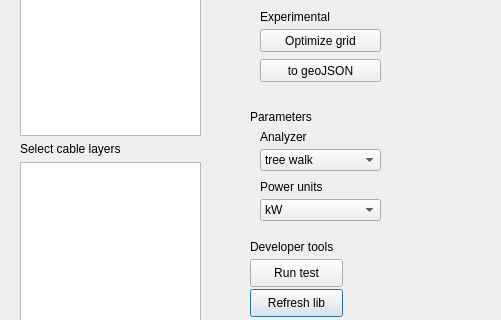
Before: the Qt Designer form nopywer_plugin/nopywer_plugin_dialog_base.ui in vfinel/nopywer_qgis_plugin, drawn with Qt 5; both pictures show x 0 to 501 and y 91 to 411 of the 501 by 542 pixel window.
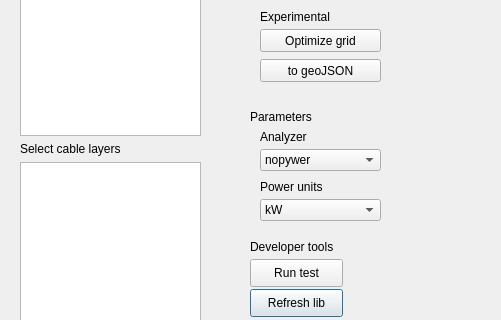
After: the same form once the commit is applied.

Commit message: replace pandapower's symmetric solver by the assymmetric one

Diff of the .ui file:
```diff
--- a/nopywer_plugin/nopywer_plugin_dialog_base.ui
+++ b/nopywer_plugin/nopywer_plugin_dialog_base.ui
@@ -235,7 +235,7 @@
    </property>
    <item>
     <property name="text">
-     <string>tree walk</string>
+     <string>nopywer</string>
     </property>
    </item>
    <item>
```
Left out of the diff: 2 changed lines with no effect on the pictures. The commit also changes 2 other files.
